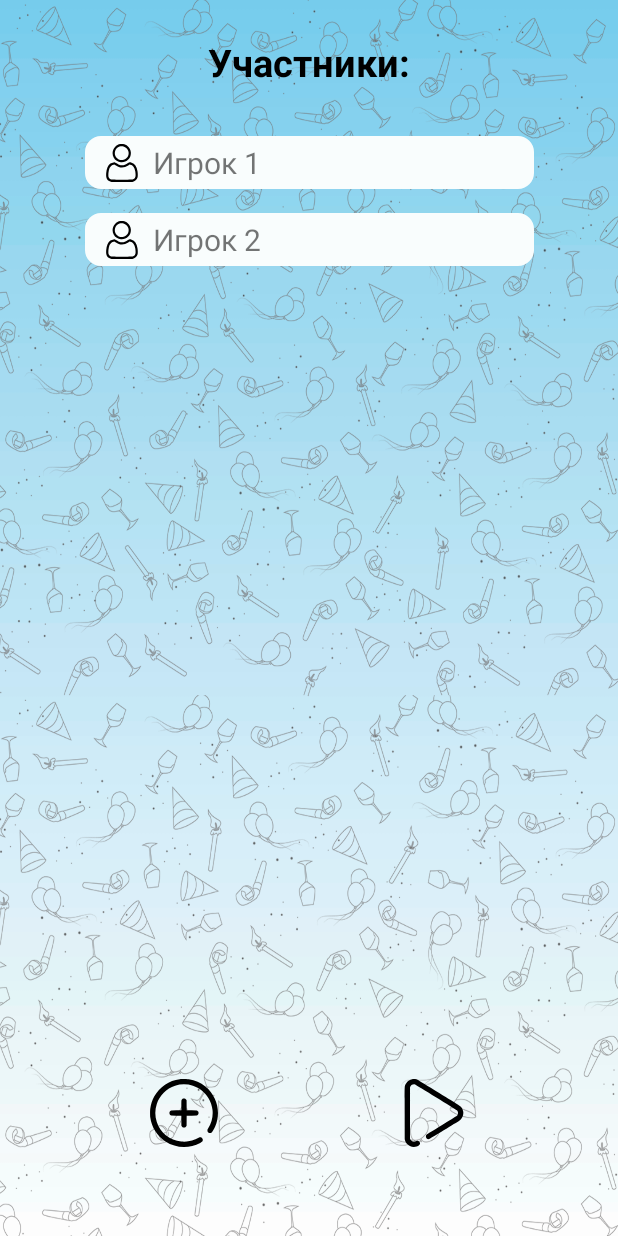
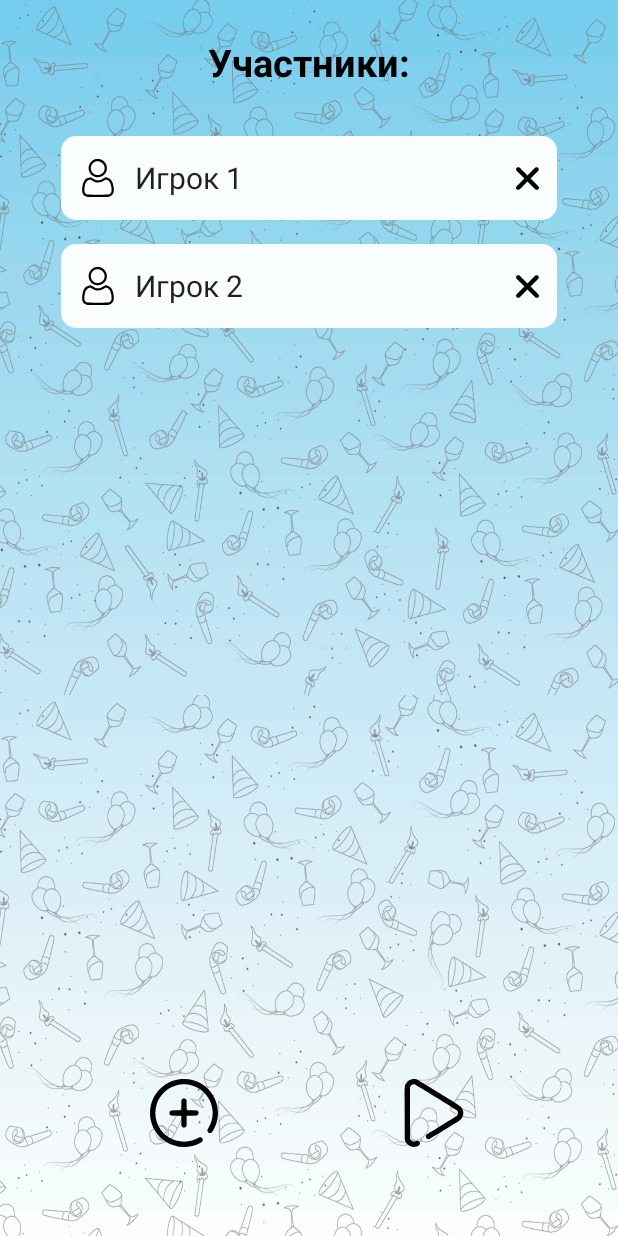
Before and after one commit to chepugash/partyWATA, an Android app: the screen it shows after launch (MainActivity), after a tap on "ПРАВДА ИЛИ ДЕЙСТВИЕ", on a phone screen of 412 x 824 dp. Run offline under Robolectric (Android 15) with nearby library versions, the phone set to English and light mode, and no system bars; Roboto replaces fonts that are not available here.

Commit message:
update tod

```diff
--- a/app/src/main/java/com/example/wata/ui/fragment/tod/PlayersFragment.kt
+++ b/app/src/main/java/com/example/wata/ui/fragment/tod/PlayersFragment.kt
@@ -1,8 +1,11 @@
 package com.example.wata.ui.fragment.tod
 
+import android.content.Context
 import android.os.Bundle
 import android.view.View
+import androidx.activity.OnBackPressedCallback
 import androidx.fragment.app.Fragment
+import androidx.navigation.fragment.findNavController
 import com.example.wata.R
 import com.example.wata.databinding.FragmentTodPlayersBinding
 import com.example.wata.ui.fragment.whoami.playerlist.PlayerAdapter
@@ -15,7 +18,6 @@ class PlayersFragment : Fragment(R.layout.fragment_tod_players) {
 
     override fun onViewCreated(view: View, savedInstanceState: Bundle?) {
         super.onViewCreated(view, savedInstanceState)
-        // window.statusBarColor = ContextCompat.getColor(this, R.color.colorName)
         _binding = FragmentTodPlayersBinding.bind(view)
         initRcViewPlayers()
     }
@@ -24,10 +26,30 @@ class PlayersFragment : Fragment(R.layout.fragment_tod_players) {
         binding.apply {
             rvTodPlayers.adapter = adapter
             imAddPlayer.setOnClickListener {
-                val player = PlayerToD()
+                val player = PlayerToD("Игрок ${adapter.playersToDList.size + 1}")
                 adapter.addPlayer(player)
             }
+            imPlayTod.setOnClickListener {
+                findNavController().navigate(
+                    R.id.action_playersFragment2_to_choiceFragment
+                )
+            }
         }
+    }
+
+    override fun onAttach(context: Context) {
+        super.onAttach(context)
+        val callback: OnBackPressedCallback =
+            object : OnBackPressedCallback(true)
+            {
+                override fun handleOnBackPressed() {
+                    findNavController().navigate(R.id.menuFragment)
+                }
+            }
+        requireActivity().onBackPressedDispatcher.addCallback(
+            this,
+            callback
+        )
     }
 
     override fun onDestroyView() {
--- /dev/null
+++ b/app/src/main/res/drawable/rounded_frame_tod.xml
@@ -0,0 +1,9 @@
+<?xml version="1.0" encoding="utf-8"?>
+<shape xmlns:android="http://schemas.android.com/apk/res/android">
+    <corners android:radius="10dp" />
+    <padding
+        android:top="4dp"
+        android:left="4dp"
+        android:bottom="4dp"
+        android:right="4dp" />
+</shape>
--- a/app/src/main/res/layout/fragment_tod_game.xml
+++ b/app/src/main/res/layout/fragment_tod_game.xml
@@ -13,7 +13,7 @@
         android:orientation="horizontal"/>
 
     <TextView
-        android:id="@+id/tv_name_player_choice"
+        android:id="@+id/tv_name_player_game"
         android:layout_width="wrap_content"
         android:layout_height="wrap_content"
         android:text="Имя Игрока"
--- a/app/src/main/res/layout/item_player_tod.xml
+++ b/app/src/main/res/layout/item_player_tod.xml
@@ -3,14 +3,13 @@
     xmlns:app="http://schemas.android.com/apk/res-auto"
     xmlns:tools="http://schemas.android.com/tools"
     android:layout_margin="8dp"
-    android:background="@drawable/rounded_frame"
-    android:layout_gravity="center"
+    android:background="@drawable/rounded_frame_tod"
     android:backgroundTint="#f9fdfd"
     android:layout_width="wrap_content"
     android:layout_height="wrap_content">
 
     <ImageView
-        android:id="@+id/iv_player_icon"
+        android:id="@+id/im_player_icon"
         android:layout_width="25dp"
         android:layout_height="25dp"
         android:layout_marginStart="8dp"
@@ -19,15 +18,27 @@
         app:layout_constraintBottom_toBottomOf="parent"
         app:layout_constraintStart_toStartOf="parent"/>
 
-    <TextView
+    <EditText
         android:id="@+id/et_player_name"
         android:layout_width="250dp"
-        android:layout_height="wrap_content"
+        android:layout_height="0dp"
+        android:layout_marginStart="8dp"
+        android:hint="Введите имя"
         android:textSize="20sp"
+        android:backgroundTint="@android:color/transparent"
+        app:layout_constraintStart_toEndOf="@+id/im_player_icon"
+        app:layout_constraintTop_toTopOf="parent" />
+
+    <ImageView
+        android:id="@+id/im_delete_player"
+        android:layout_width="15dp"
+        android:layout_height="15dp"
         android:layout_marginStart="8dp"
-        tools:hint="Введите имя"
-        android:backgroundTint="@android:color/transparent"
-        app:layout_constraintTop_toTopOf="parent"
-        app:layout_constraintStart_toEndOf="@id/iv_player_icon"/>
+        android:layout_marginEnd="8dp"
+        android:src="@drawable/ic_delete_player"
+        app:layout_constraintBottom_toBottomOf="parent"
+        app:layout_constraintEnd_toEndOf="parent"
+        app:layout_constraintStart_toEndOf="@+id/et_player_name"
+        app:layout_constraintTop_toTopOf="parent" />
 
 </androidx.constraintlayout.widget.ConstraintLayout>
--- a/app/src/main/res/navigation/main_graph.xml
+++ b/app/src/main/res/navigation/main_graph.xml
@@ -141,6 +141,9 @@
         <action
             android:id="@+id/action_playersFragment2_to_choiceFragment"
             app:destination="@id/choiceFragment" />
+        <action
+            android:id="@+id/action_playersFragment2_to_menuFragment2"
+            app:destination="@id/menuFragment" />
     </fragment>
     <fragment
         android:id="@+id/choiceFragment"
@@ -150,21 +153,24 @@
         <action
             android:id="@+id/action_choiceFragment_to_gameFragment2"
             app:destination="@id/gameFragment2" />
+        <action
+            android:id="@+id/action_choiceFragment_to_playersFragment2"
+            app:destination="@id/playersFragment2" />
     </fragment>
     <fragment
         android:id="@+id/gameFragment2"
         android:name="com.example.wata.ui.fragment.tod.GameFragment"
         android:label="GameFragment"
         tools:layout="@layout/fragment_tod_game">
-        <action
-            android:id="@+id/action_gameFragment2_to_menuFragment"
-            app:destination="@id/menuFragment" />
         <argument
             android:name="truth_or_dare"
             app:argType="string"/>
         <argument
             android:name="random"
             app:argType="integer"/>
+        <action
+            android:id="@+id/action_gameFragment2_to_playersFragment2"
+            app:destination="@id/playersFragment2" />
     </fragment>
     <fragment
         android:id="@+id/teamsFragment"
```
Also changed, not shown: app/src/main/java/com/example/wata/ui/fragment/tod/ChoiceFragment.kt (+23 -0 lines), app/src/main/java/com/example/wata/ui/fragment/tod/GameFragment.kt (+18 -0 lines).
